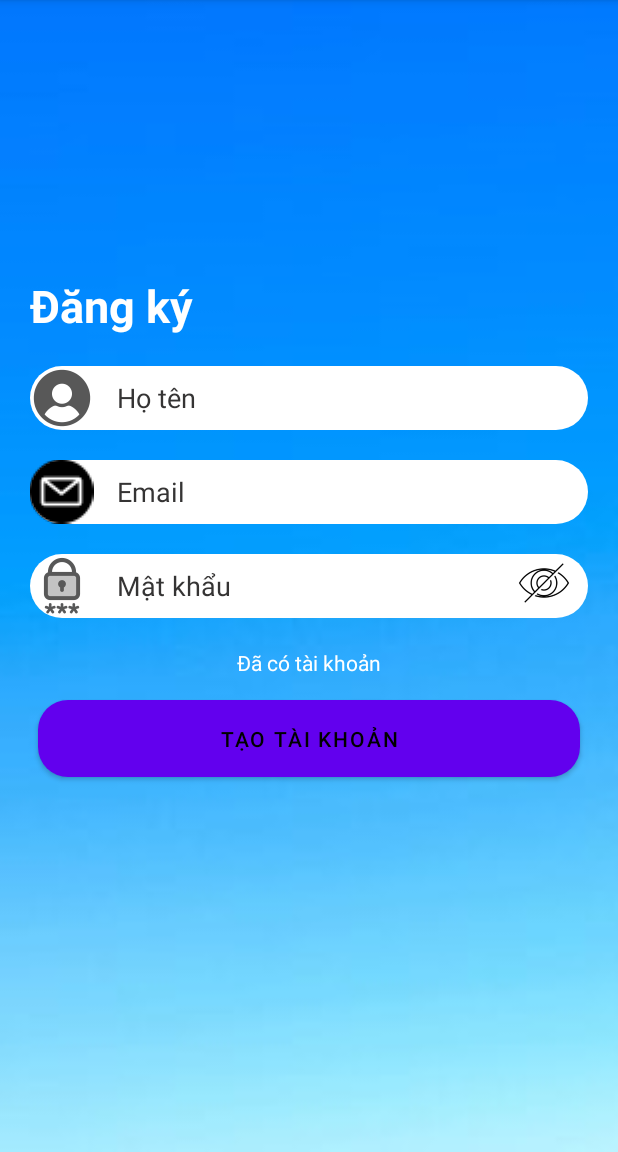
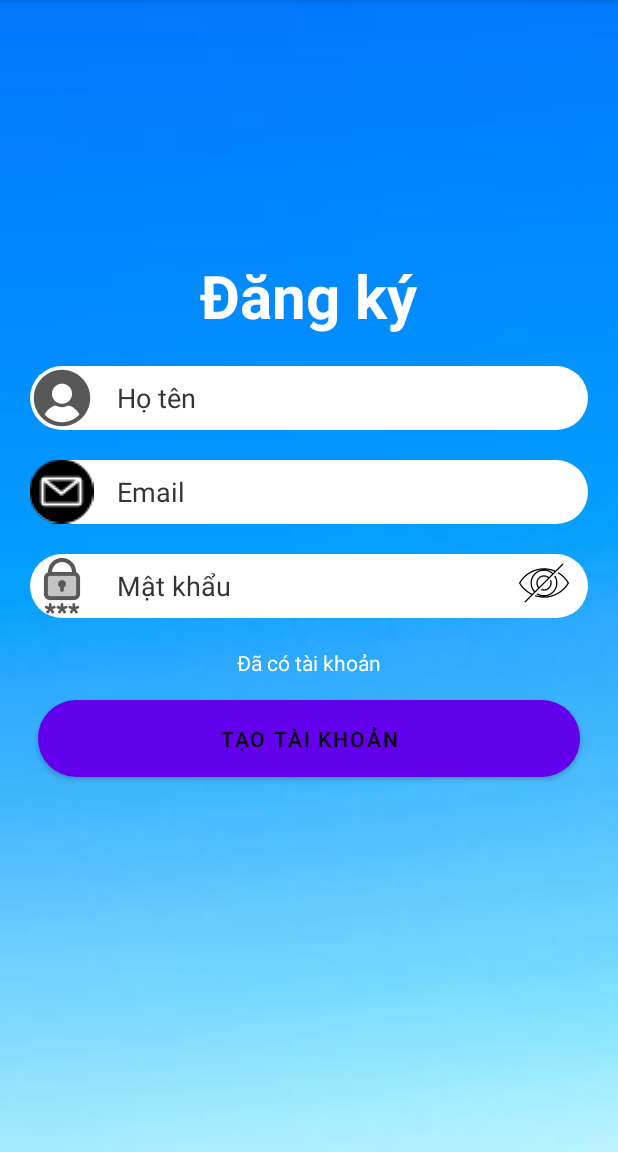
Before and after one commit to TinhNT852/AppGeneralClinic, an Android app: the screen it shows after launch (Register), after a tap on "Đăng ký ngay !", on a phone screen of 412 x 824 dp, the part 84-1236 px from its top. Run offline under Robolectric (Android 15) with nearby library versions, the phone set to English and light mode, and no system bars; our stand-ins replace Firebase (no records; nobody signed in at launch, a user with empty details on screens opened directly); 3 statements that could not run were skipped; 1 other tap on this screen came first.

Commit message:
Update UI Register

```diff
--- a/app/src/main/res/layout/activity_register.xml
+++ b/app/src/main/res/layout/activity_register.xml
@@ -11,9 +11,10 @@
     <TextView
         android:layout_width="wrap_content"
         android:layout_height="wrap_content"
+        android:layout_centerHorizontal="true"
         android:padding="10dp"
         android:text="Đăng ký"
-        android:textSize="30dp"
+        android:textSize="40dp"
         android:textColor="@color/white"
         android:textStyle="bold"
         android:layout_above="@+id/lt_register"
@@ -40,8 +41,8 @@
             android:id="@+id/emailreg"
             android:layout_width="match_parent"
             android:layout_height="wrap_content"
+            android:background="@drawable/bg_radius"
             android:drawableLeft="@mipmap/email"
-            android:background="@drawable/bg_radius"
             android:hint="Email"
             android:layout_margin="10dp"
             android:textColor="@color/black"
@@ -56,8 +57,8 @@
                 android:id="@+id/passwordreg"
                 android:layout_width="match_parent"
                 android:layout_height="wrap_content"
+                android:drawableLeft="@mipmap/password"
                 android:background="@drawable/bg_radius"
-                android:drawableLeft="@mipmap/password"
                 android:hint="Mật khẩu"
                 android:layout_margin="10dp"
                 android:textColor="@color/black"
@@ -66,11 +67,11 @@
                 android:singleLine="true"
                 android:password="true"/>
             <ImageButton
+                android:layout_gravity="end"
+                android:layout_marginRight="10dp"
                 android:id="@+id/showPasswordButton"
-                android:layout_gravity="end"
                 android:layout_width="wrap_content"
                 android:layout_height="wrap_content"
-                android:layout_marginRight="10dp"
                 android:src="@mipmap/show_pwd"
                 android:background="?android:attr/selectableItemBackground"
                 android:padding="8dp"
@@ -95,7 +96,7 @@
                 android:layout_height="wrap_content"
                 android:layout_margin="15dp"
                 android:layout_weight="1"
-                android:background="@drawable/custom_button"
+                android:background="@drawable/bg_radius"
                 android:padding="10dp"
                 android:text="Tạo tài khoản"
                 android:textColor="@color/black" />
```
